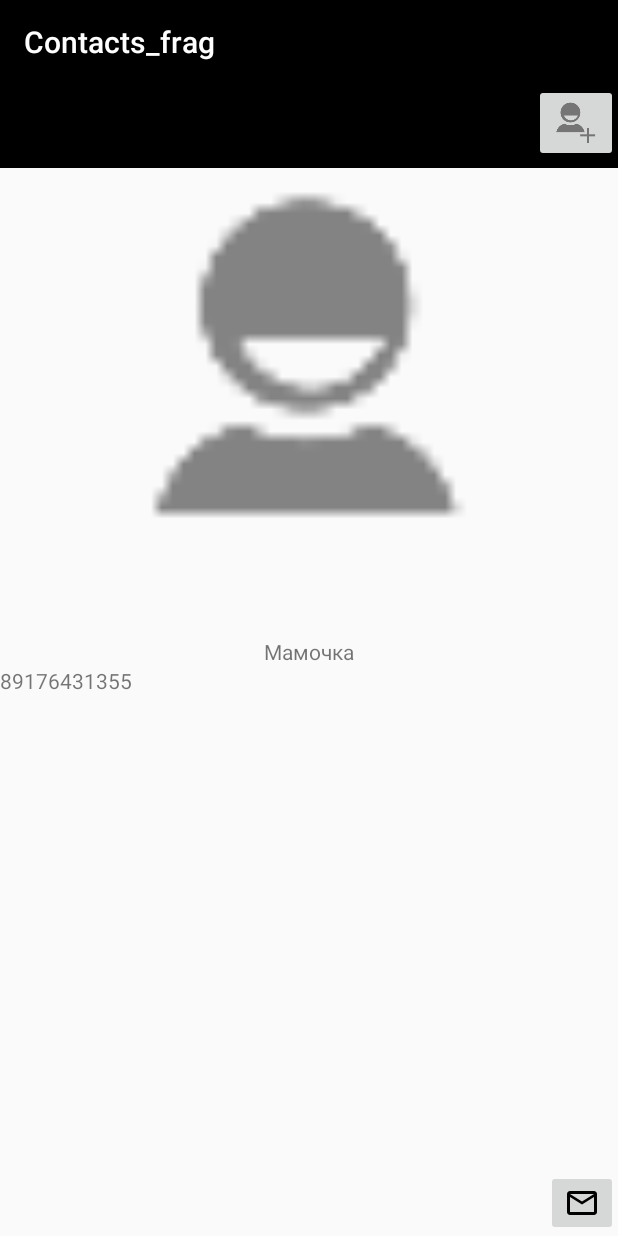
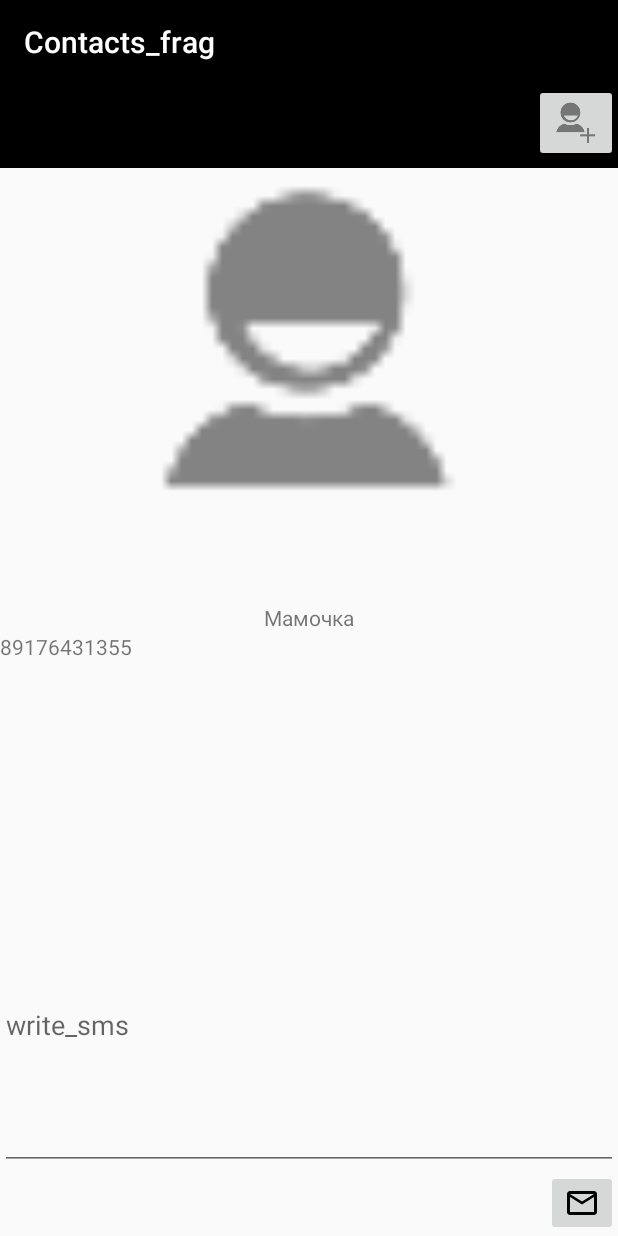
Before and after one commit to ElviraSh/ElShalafaeva, an Android app: the screen it shows after launch (ContactsList), after a tap on "Мамочка", on a phone screen of 412 x 824 dp. Run offline under Robolectric (Android 15) with nearby library versions, the phone set to English and light mode, and no system bars; libraries missing offline, so code that uses them is left out: com.afollestad.materialdialogs.

Commit message:
fragments

```diff
--- a/Contacts_frag/app/src/main/java/com/example/elvira/contacts_frag/Contact.java
+++ b/Contacts_frag/app/src/main/java/com/example/elvira/contacts_frag/Contact.java
@@ -16,7 +16,7 @@ public class Contact implements Parcelable {
         this.name = name;
     }
 
-    protected Contact(Parcel in) {
+    public Contact(Parcel in) {
         name = in.readString();
         number = in.readString();
     }
@@ -57,8 +57,5 @@ public class Contact implements Parcelable {
         return number;
     }
 
-    public void setNumber(String number) {
-        this.number = number;
-    }
 
 }
--- a/Contacts_frag/app/src/main/java/com/example/elvira/contacts_frag/ContactsList.java
+++ b/Contacts_frag/app/src/main/java/com/example/elvira/contacts_frag/ContactsList.java
@@ -1,7 +1,6 @@
 package com.example.elvira.contacts_frag;
 
 import android.content.Context;
-import android.content.Intent;
 import android.content.res.Configuration;
 import android.support.annotation.NonNull;
 import android.support.v7.app.AppCompatActivity;
@@ -12,7 +11,6 @@ import android.view.KeyEvent;
 import android.view.LayoutInflater;
 import android.view.View;
 import android.view.ViewGroup;
-import android.widget.Button;
 import android.widget.FrameLayout;
 import android.widget.ImageView;
 import android.widget.TextView;
@@ -22,19 +20,19 @@ import com.afollestad.materialdialogs.MaterialDialog;
 
 import java.util.ArrayList;
 
-public class ContactsList extends AppCompatActivity implements OnItemClick {
+public class ContactsList extends AppCompatActivity implements IntClick {
 
     //private static final int PICK_RESULT = 10;
     private FrameLayout mFrameLayout;
     private RecyclerView mRecyclerView;
-    private ContactsRecyclerAdapter mRecyclerAdapter;
+    private ContactsAdapter mAdapter;
     private RecyclerView.LayoutManager mLayoutManager;
 
     private ArrayList<Contact> mContacts;
-    private ArrayList<Contact> mDelContacts;
+    private ArrayList<Contact> mDelete;
     private boolean isPortOrient;
 
-    Button delete;
+
 
 
     @Override
@@ -51,12 +49,30 @@ public class ContactsList extends AppCompatActivity implements OnItemClick {
         mLayoutManager = new LinearLayoutManager(this);
         mRecyclerView.setLayoutManager(mLayoutManager);
 
-        mDelContacts = new ArrayList<>();
-        createContact();
+
+        /*
+        Intent pickIntent = new Intent(Intent.ACTION_GET_CONTENT);
+        pickIntent.setType(ContactsContract.CommonDataKinds.Phone.CONTENT_ITEM_TYPE);
+        startActivityForResult(pickIntent, PICK_RESULT);*/
 
 
-        mRecyclerAdapter = new ContactsRecyclerAdapter(ContactsList.this, mContacts, this, false);
-        mRecyclerView.setAdapter(mRecyclerAdapter);
+        mContacts = new ArrayList<>();
+        mContacts.add(new Contact("89176431355", "Мамочка"));
+        mContacts.add(new Contact("89124546555", "Папуля"));
+        mContacts.add(new Contact("89656423423", "Абый"));
+        mContacts.add(new Contact("89464366246", "Айгуль"));
+        mContacts.add(new Contact("89546578654", "Лиля"));
+        mContacts.add(new Contact("89823546768", "Апам"));
+        mContacts.add(new Contact("89234365768", "Бабуля"));
+        mContacts.add(new Contact("89877654456", "Дедуля"));
+        mContacts.add(new Contact("89871327683", "Дэу Эни"));
+        mContacts.add(new Contact("89874364362", "Дэу абый"));
+        mContacts.add(new Contact("89145674668", "Дэу апа"));
+        mContacts.add(new Contact("89453423645", "Тетя"));
+        mDelete = new ArrayList<>();
+
+        mAdapter = new ContactsAdapter(ContactsList.this, mContacts, this, false);
+        mRecyclerView.setAdapter(mAdapter);
 
         isPortOrient = isPort();
 
@@ -84,27 +100,6 @@ public class ContactsList extends AppCompatActivity implements OnItemClick {
             return false;
     }
 
-    public void createContact() {
-/*
-        Intent pickIntent = new Intent(Intent.ACTION_GET_CONTENT);
-        pickIntent.setType(ContactsContract.CommonDataKinds.Phone.CONTENT_ITEM_TYPE);
-        startActivityForResult(pickIntent, PICK_RESULT);*/
-
-
-        mContacts = new ArrayList<>();
-        mContacts.add(new Contact("89176431355", "Мамочка"));
-        mContacts.add(new Contact("89124546555", "Папуля"));
-        mContacts.add(new Contact("89656423423", "Абый"));
-        mContacts.add(new Contact("89464366246", "Айгуль"));
-        mContacts.add(new Contact("89546578654", "Лиля"));
-        mContacts.add(new Contact("89823546768", "Апам"));
-        mContacts.add(new Contact("89234365768", "Бабуля"));
-        mContacts.add(new Contact("89877654456", "Дедуля"));
-        mContacts.add(new Contact("89871327683", "Дэу Эни"));
-        mContacts.add(new Contact("89874364362", "Дэу абый"));
-        mContacts.add(new Contact("89145674668", "Дэу апа"));
-        mContacts.add(new Contact("89453423645", "Тетя"));
-}
 
     @Override
     public void onItemClick(Contact contact) {
@@ -122,12 +117,12 @@ public class ContactsList extends AppCompatActivity implements OnItemClick {
 
     @Override
     public void deleteContact(Contact contact) {
-        mDelContacts.add(contact);
+        mDelete.add(contact);
 
 
         RemovesFragment removesFragment = new RemovesFragment();
         Bundle bundle = new Bundle();
-        bundle.putParcelableArrayList("contacts", mDelContacts);
+        bundle.putParcelableArrayList("contacts", mDelete);
         removesFragment.setArguments(bundle);
         getSupportFragmentManager().beginTransaction().replace(R.id.frame_layout, removesFragment, DetailsFragment.class.getSimpleName()).commit();
         if (isPortOrient) {
@@ -137,13 +132,13 @@ public class ContactsList extends AppCompatActivity implements OnItemClick {
     }
 }
 
-class ContactsRecyclerAdapter extends RecyclerView.Adapter<ContactsRecyclerAdapter.ViewHolder> {
+class ContactsAdapter extends RecyclerView.Adapter<ContactsAdapter.ViewHolder> {
     private ArrayList<Contact> contacts;
     public Context context;
-    public OnItemClick click;
+    public IntClick click;
     public boolean isRemoved;
 
-    public ContactsRecyclerAdapter(Context context, ArrayList<Contact> contacts, OnItemClick listener, boolean isRemoved){
+    public ContactsAdapter(Context context, ArrayList<Contact> contacts, IntClick listener, boolean isRemoved){
         this.contacts = contacts;
         this.context = context;
         click = listener;
@@ -201,6 +196,7 @@ class ContactsRecyclerAdapter extends RecyclerView.Adapter<ContactsRecyclerAdapt
 
     @Override
     public int getItemCount() {
+
         return contacts.size();
     }
 
--- a/Contacts_frag/app/src/main/java/com/example/elvira/contacts_frag/DetailsFragment.java
+++ b/Contacts_frag/app/src/main/java/com/example/elvira/contacts_frag/DetailsFragment.java
@@ -1,11 +1,13 @@
 package com.example.elvira.contacts_frag;
+import android.content.Intent;
 import android.support.annotation.Nullable;
 import android.os.Bundle;
 import android.support.v4.app.Fragment;
 import android.view.LayoutInflater;
 import android.view.View;
 import android.view.ViewGroup;
-import android.widget.Button;
+import android.widget.EditText;
+import android.widget.ImageButton;
 import android.widget.ImageView;
 import android.widget.TextView;
 
@@ -14,15 +16,22 @@ public class DetailsFragment extends Fragment {
     ImageView imageView;
     TextView name;
     TextView number;
-    Button button;
+     EditText etSMS;
+    ImageButton sendSMS;
 
-    @Nullable
+
     @Override
     public View onCreateView(LayoutInflater inflater, @Nullable ViewGroup container, @Nullable Bundle savedInstanceState) {
         View view = inflater.inflate(R.layout.contact_details, container, false);
         imageView = (ImageView) view.findViewById(R.id.image);
         name = (TextView) view.findViewById(R.id.name);
         number = (TextView) view.findViewById(R.id.number);
+        etSMS = (EditText) view.findViewById(R.id.et_fragment_information_sms);
+
+        sendSMS = (ImageButton) view.findViewById(R.id.btn_fragment_information_send_sms);
+
+
+
 
         if(getArguments() != null) {
             Contact contact = getArguments().getParcelable("contact");
@@ -30,7 +39,6 @@ public class DetailsFragment extends Fragment {
             number.setText(contact.getNumber());
             imageView.setImageDrawable(getContext().getResources().getDrawable(R.drawable.ic_action));
         }
-
         return view;
     }
 
--- a/Contacts_frag/app/src/main/java/com/example/elvira/contacts_frag/OnItemClick.java
+++ b/Contacts_frag/app/src/main/java/com/example/elvira/contacts_frag/IntClick.java
@@ -3,7 +3,7 @@ package com.example.elvira.contacts_frag;
 /**
  * Created by Elvira on 20.10.2016.
  */
-public interface OnItemClick {
+public interface IntClick {
     void deleteContact(Contact contact);
 
     void onItemClick(Contact contact);
--- a/Contacts_frag/app/src/main/java/com/example/elvira/contacts_frag/RemovesFragment.java
+++ b/Contacts_frag/app/src/main/java/com/example/elvira/contacts_frag/RemovesFragment.java
@@ -8,9 +8,6 @@ import android.support.v7.widget.RecyclerView;
 import android.view.LayoutInflater;
 import android.view.View;
 import android.view.ViewGroup;
-import android.widget.Button;
-import android.widget.ImageView;
-import android.widget.TextView;
 
 import java.util.ArrayList;
 
@@ -29,7 +26,7 @@ public class RemovesFragment extends Fragment {
 
         mRecyclerView = (RecyclerView) view.findViewById(R.id.recycler_view);
         ArrayList<Contact> removeContacts = getArguments().getParcelableArrayList("contacts");
-        ContactsRecyclerAdapter adapter = new ContactsRecyclerAdapter(getContext(), removeContacts, null, true);
+        ContactsAdapter adapter = new ContactsAdapter(getContext(), removeContacts, null, true);
         mRecyclerView.setLayoutManager(new LinearLayoutManager(mRecyclerView.getContext()));
         mRecyclerView.setAdapter(adapter);
 
--- a/Contacts_frag/app/src/main/res/layout/contact_details.xml
+++ b/Contacts_frag/app/src/main/res/layout/contact_details.xml
@@ -8,7 +8,7 @@
     <ImageView
         android:id="@+id/image"
         android:padding="10dp"
-        android:layout_weight="1"
+        android:layout_weight="2"
         android:src="@drawable/ic_action"
         android:layout_width="match_parent"
         android:layout_height="wrap_content" />
@@ -26,10 +26,18 @@
         android:layout_width="match_parent"
         android:layout_height="wrap_content" />
 
+    <EditText
+
+        android:layout_width="match_parent"
+        android:layout_height="wrap_content"
+        android:layout_weight="1"
+        android:id="@+id/et_fragment_information_sms"
+        android:hint="write_sms"/>
+
     <ImageButton
         android:layout_width="wrap_content"
         android:layout_height="wrap_content"
-        android:id="@+id/button"
+        android:id="@+id/btn_fragment_information_send_sms"
         android:layout_gravity="right"
         android:src="@drawable/sms"/>
 </LinearLayout>
```
Also changed, not shown: Contacts_frag/app/src/main/res/layout/fragment_view_pager.xml (added, +20 -0 lines).
